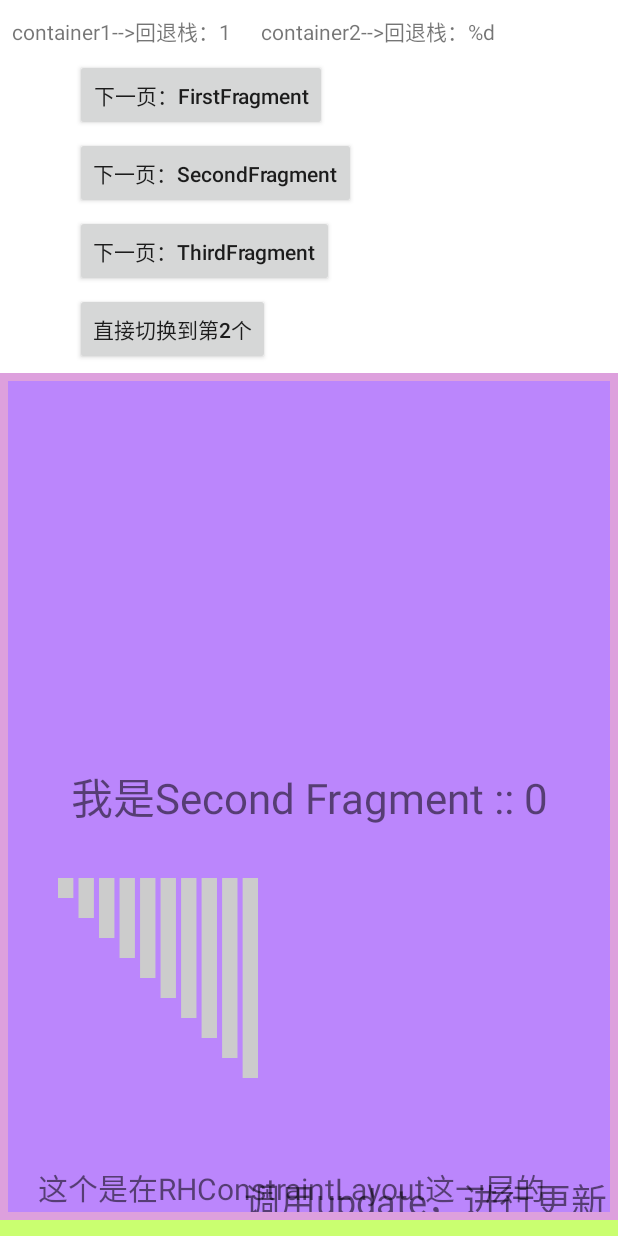
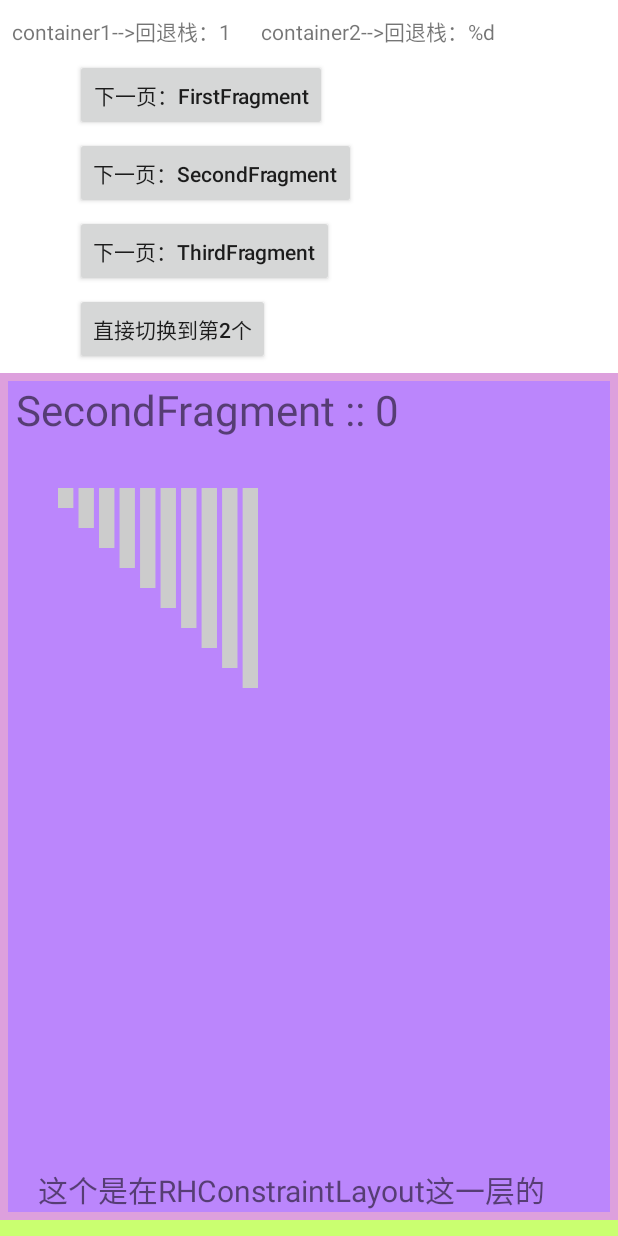
Before and after one commit to bearray123/EnjoyFrament, an Android app: the TestFragmentEntryActivity screen opened directly, with no data from a screen before it, after a tap on "下一页：SecondFragment", on a phone screen of 412 x 824 dp. Run offline under Robolectric (Android 15) with nearby library versions, the phone set to English and light mode, and no system bars; 1 other tap on this screen came first.

Commit message:
调整布局

```diff
--- a/app/src/main/java/xyz/rh/enjoyframent/fragment/SecondFragment.java
+++ b/app/src/main/java/xyz/rh/enjoyframent/fragment/SecondFragment.java
@@ -94,8 +94,6 @@ public class SecondFragment extends BaseFragment {
     @Override public void onResume() {
         super.onResume();
 
-        constraintContainer.update();
-
     }
 
     @Override public void onPause() {
--- a/app/src/main/java/xyz/rh/enjoyframent/fragment/TestFragmentEntryActivity.java
+++ b/app/src/main/java/xyz/rh/enjoyframent/fragment/TestFragmentEntryActivity.java
@@ -72,13 +72,11 @@ public class TestFragmentEntryActivity extends BaseActivity implements View.OnCl
 
         FragmentManager fragmentManager =  getSupportFragmentManager();
         fragmentManager.addOnBackStackChangedListener(
-            new FragmentManager.OnBackStackChangedListener() {
-                @Override public void onBackStackChanged() {
-                    FragmentManager fragmentManager = getSupportFragmentManager();
-                    List<Fragment> fragmentList = fragmentManager.getFragments();
-                    Log.d(TAG, "onBackStackChanged========" + ", fragmentList size = " + fragmentList.size() + ", fragmentManager.getBackStackEntryCount = " + fragmentManager.getBackStackEntryCount());
-                    updateBackStackContent();
-                }
+            () -> {
+                FragmentManager fragmentManager1 = getSupportFragmentManager();
+                List<Fragment> fragmentList = fragmentManager1.getFragments();
+                Log.d(TAG, "onBackStackChanged========" + ", fragmentList size = " + fragmentList.size() + ", fragmentManager.getBackStackEntryCount = " + fragmentManager1.getBackStackEntryCount());
+                updateBackStackContent();
             });
 
         // Activity里 非Fragment中的view.getRootView == DecorView
--- a/app/src/main/java/xyz/rh/enjoyframent/fragment/view/RHConstraintLayout.kt
+++ b/app/src/main/java/xyz/rh/enjoyframent/fragment/view/RHConstraintLayout.kt
@@ -23,13 +23,4 @@ class RHConstraintLayout  @JvmOverloads constructor(
         mRootView = LayoutInflater.from(context).inflate(R.layout.rh_constraint_layout, this, true)
     }
 
-    val bottomViewStub = mRootView.findViewById<ViewStub>(R.id.bottom_view_layout_stub)
-
-    fun update() {
-        bottomViewStub.visibility = VISIBLE
-        val textView = mRootView.findViewById<TextView>(R.id.textview_vb)
-        textView.text = "调用update，进行更新"
-    }
-
-
 }
--- a/app/src/main/res/layout/fragment_first.xml
+++ b/app/src/main/res/layout/fragment_first.xml
@@ -11,11 +11,11 @@
       android:id="@+id/textview_first"
       android:layout_width="wrap_content"
       android:layout_height="wrap_content"
-      android:text="我是First Fragment!!!"
+      android:text="FirstFragment"
       android:textSize="28sp"
       app:layout_constraintTop_toTopOf="parent"
       app:layout_constraintStart_toStartOf="parent"
-      app:layout_constraintEnd_toEndOf="parent"
+      android:layout_marginStart="5dp"
       />
 
   <ImageView
--- a/app/src/main/res/layout/fragment_second.xml
+++ b/app/src/main/res/layout/fragment_second.xml
@@ -12,11 +12,10 @@
       android:layout_width="wrap_content"
       android:layout_height="wrap_content"
       android:textSize="28sp"
-      android:text="我是Second Fragment"
+      android:text="SecondFragment"
+      android:layout_marginStart="5dp"
       app:layout_constraintTop_toTopOf="parent"
       app:layout_constraintStart_toStartOf="parent"
-      app:layout_constraintEnd_toEndOf="parent"
-      app:layout_constraintBottom_toBottomOf="parent"
       />
 
   <xyz.rh.enjoyframent.fragment.view.RHConstraintLayout
--- a/app/src/main/res/layout/fragment_third.xml
+++ b/app/src/main/res/layout/fragment_third.xml
@@ -4,7 +4,9 @@
     android:layout_width="match_parent"
     android:layout_height="match_parent"
     android:background="#FFA07A"
-    android:padding="20dp"
+    android:paddingLeft="5dp"
+    android:paddingTop="5dp"
+    android:paddingBottom="20dp"
     tools:context=".fragment.ThirdFragment">
 
   <TextView
--- a/app/src/main/res/layout/rh_constraint_layout.xml
+++ b/app/src/main/res/layout/rh_constraint_layout.xml
@@ -6,27 +6,15 @@
     android:layout_width="match_parent"
     android:layout_height="match_parent">
 
-
   <TextView
+      android:id="@+id/textview"
       android:layout_width="wrap_content"
       android:layout_height="wrap_content"
       android:textSize="20sp"
       android:text="这个是在RHConstraintLayout这一层的"
-      app:layout_constraintBottom_toTopOf="@+id/bottom_view_layout_stub"
       app:layout_constraintLeft_toLeftOf="parent"
       android:layout_marginLeft="20dp"
     />
 
-  <ViewStub
-      android:id="@+id/bottom_view_layout_stub"
-      android:layout_width="match_parent"
-      android:layout_height="wrap_content"
-      android:layout="@layout/test_view_stub_layout"
-      android:visibility="gone"
-      tools:layout_width="wrap_content"
-      tools:layout_height="wrap_content"
-      app:layout_constraintBottom_toBottomOf="parent"
-      tools:visibility="visible"
-      />
 
 </merge>
```
